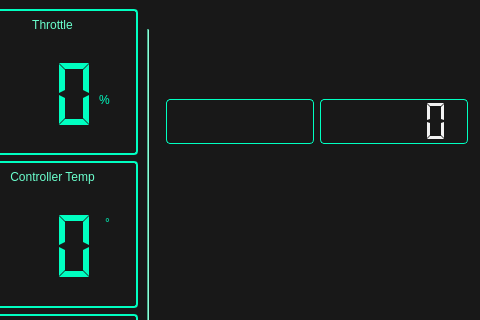
First picture: the form in ui/mainwindow.ui, repository rozkalibrowany/vocc, before the edit; both pictures show x 120 to 600 and y 0 to 320 of the 800 by 480 pixel window.
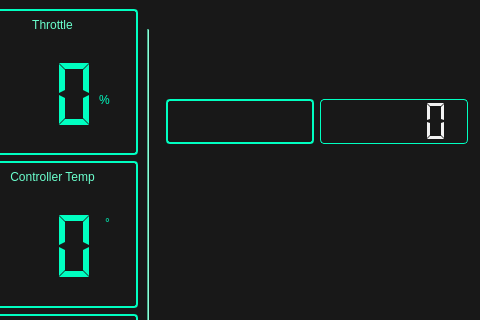
Second picture: the form after the edit. The open tabs and pages were chosen to show the change. Icons and pictures are not drawn.

Diff of the .ui file:
```diff
--- a/ui/mainwindow.ui
+++ b/ui/mainwindow.ui
@@ -1123,7 +1123,7 @@
                     </property>
                     <property name="styleSheet">
                      <string notr="true">QPushButton{
-border: 1.4px solid #00ffc1;
+border: 2px solid #00ffc1;
 border-radius: 4px;
 padding: 2px;
 font: 75 italic 11pt &quot;Halvetica&quot; ;
```
Left out of the diff: 8 changed lines with no effect on the pictures.
